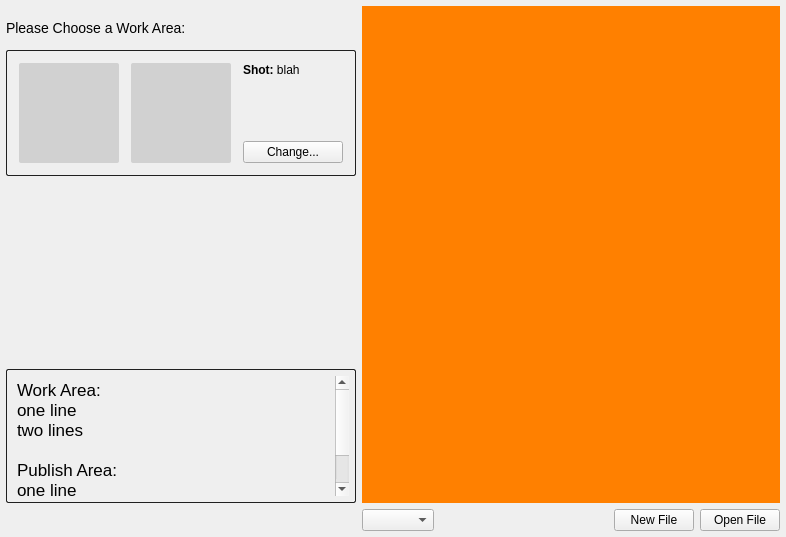
This is resources/work_files_form.ui in shotgunsoftware/tk-multi-workfiles2 as Qt 5 draws it before an edit. The edited form follows.
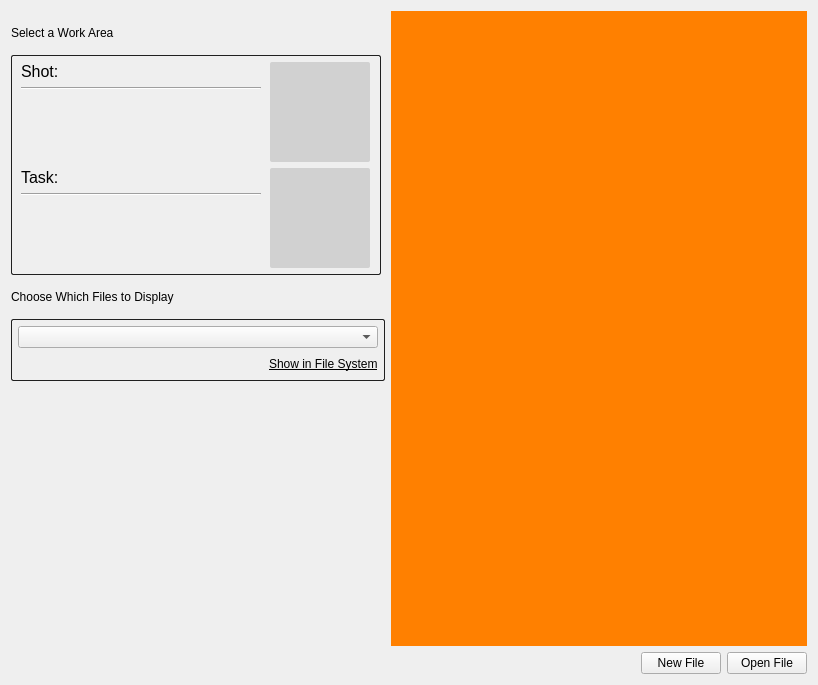
This is the edited form. Custom widgets are drawn as their Qt base class.

Commit message: #21237 - Updated Tank File Manager layout to be more intuitive

The edit to the form file:
```diff
--- a/resources/work_files_form.ui
+++ b/resources/work_files_form.ui
@@ -6,8 +6,8 @@
    <rect>
     <x>0</x>
     <y>0</y>
-    <width>786</width>
-    <height>537</height>
+    <width>818</width>
+    <height>685</height>
    </rect>
   </property>
   <property name="windowTitle">
@@ -16,12 +16,11 @@
   <property name="styleSheet">
    <string notr="true"/>
   </property>
-  <layout class="QGridLayout" name="gridLayout" rowstretch="1,0" columnstretch="0,1">
-   <property name="margin">
-    <number>6</number>
-   </property>
-   <item row="0" column="0">
-    <layout class="QVBoxLayout" name="verticalLayout_6" stretch="0,0,1,0">
+  <layout class="QVBoxLayout" name="verticalLayout_8">
+   <item>
+    <layout class="QHBoxLayout" name="horizontalLayout" stretch="0,1">
+     <item>
+      <layout class="QVBoxLayout" name="verticalLayout_6" stretch="0,0,0,0,1">
      <property name="spacing">
       <number>0</number>
      </property>
@@ -48,7 +47,7 @@
 }</string>
        </property>
        <property name="text">
-        <string>&lt;big&gt;Please Choose a Work Area:&lt;/big&gt;</string>
+          <string>Select a Work Area</string>
        </property>
        <property name="margin">
         <number>4</number>
@@ -56,9 +55,27 @@
       </widget>
      </item>
      <item>
-      <widget class="QFrame" name="change_work_area_frame">
+        <widget class="QFrame" name="work_area_frame">
+         <property name="minimumSize">
+          <size>
+           <width>370</width>
+           <height>0</height>
+          </size>
+         </property>
+         <property name="maximumSize">
+          <size>
+           <width>370</width>
+           <height>16777215</height>
+          </size>
+         </property>
+         <property name="cursor">
+          <cursorShape>PointingHandCursor</cursorShape>
+         </property>
+         <property name="toolTip">
+          <string>Click to Change Work Area...</string>
+         </property>
        <property name="styleSheet">
-        <string notr="true">#change_work_area_frame {
+          <string notr="true">#work_area_frame {
 border-style: solid;
 border-radius: 2px;
 border-width: 1px;
@@ -72,11 +89,93 @@
         <enum>QFrame::Raised</enum>
        </property>
        <layout class="QHBoxLayout" name="horizontalLayout_3">
-        <property name="spacing">
-         <number>12</number>
-        </property>
+          <property name="margin">
+           <number>6</number>
+          </property>
+          <item>
+           <widget class="QStackedWidget" name="entity_pages">
+            <property name="styleSheet">
+             <string notr="true"/>
+            </property>
+            <property name="currentIndex">
+             <number>0</number>
+            </property>
+            <widget class="QWidget" name="entity_page">
+             <layout class="QVBoxLayout" name="verticalLayout_5">
         <property name="margin">
-         <number>12</number>
+               <number>0</number>
+              </property>
+              <item>
+               <layout class="QHBoxLayout" name="horizontalLayout_4" stretch="1,0">
+                <item>
+                 <layout class="QVBoxLayout" name="verticalLayout_3" stretch="0,0,1">
+                  <property name="spacing">
+                   <number>6</number>
+                  </property>
+                  <item>
+                   <widget class="QLabel" name="entity_label">
+                    <property name="maximumSize">
+                     <size>
+                      <width>16777215</width>
+                      <height>16777215</height>
+                     </size>
+                    </property>
+                    <property name="styleSheet">
+                     <string notr="true">#entity_label {
+font-size: 12pt
+}</string>
+                    </property>
+                    <property name="text">
+                     <string>Shot:</string>
+                    </property>
+                   </widget>
+                  </item>
+                  <item>
+                   <widget class="Line" name="entity_line">
+                    <property name="orientation">
+                     <enum>Qt::Horizontal</enum>
+                    </property>
+                   </widget>
+                  </item>
+                  <item>
+                   <widget class="QLabel" name="entity_description">
+                    <property name="sizePolicy">
+                     <sizepolicy hsizetype="Preferred" vsizetype="Expanding">
+                      <horstretch>0</horstretch>
+                      <verstretch>0</verstretch>
+                     </sizepolicy>
+                    </property>
+                    <property name="maximumSize">
+                     <size>
+                      <width>240</width>
+                      <height>16777215</height>
+                     </size>
+                    </property>
+                    <property name="styleSheet">
+                     <string notr="true">#entity_description {
+font-size: 9pt
+}</string>
+                    </property>
+                    <property name="text">
+                     <string/>
+                    </property>
+                    <property name="alignment">
+                     <set>Qt::AlignLeading|Qt::AlignLeft|Qt::AlignTop</set>
+                    </property>
+                    <property name="wordWrap">
+                     <bool>true</bool>
+                    </property>
+                    <property name="textInteractionFlags">
+                     <set>Qt::NoTextInteraction</set>
+                    </property>
+                   </widget>
+                  </item>
+                 </layout>
+                </item>
+                <item>
+                 <layout class="QVBoxLayout" name="verticalLayout_4">
+                  <property name="spacing">
+                   <number>0</number>
         </property>
         <item>
          <widget class="QLabel" name="entity_thumbnail">
@@ -110,6 +209,106 @@
          </widget>
         </item>
         <item>
+                   <spacer name="verticalSpacer_3">
+                    <property name="orientation">
+                     <enum>Qt::Vertical</enum>
+                    </property>
+                    <property name="sizeHint" stdset="0">
+                     <size>
+                      <width>20</width>
+                      <height>0</height>
+                     </size>
+                    </property>
+                   </spacer>
+                  </item>
+                 </layout>
+                </item>
+               </layout>
+              </item>
+              <item>
+               <widget class="QStackedWidget" name="task_pages">
+                <property name="lineWidth">
+                 <number>0</number>
+                </property>
+                <property name="currentIndex">
+                 <number>0</number>
+                </property>
+                <widget class="QWidget" name="task_page">
+                 <layout class="QHBoxLayout" name="horizontalLayout_5" stretch="1,0">
+                  <property name="margin">
+                   <number>0</number>
+                  </property>
+                  <item>
+                   <layout class="QVBoxLayout" name="verticalLayout_2" stretch="0,0,1">
+                    <property name="spacing">
+                     <number>6</number>
+                    </property>
+                    <item>
+                     <widget class="QLabel" name="task_label">
+                      <property name="maximumSize">
+                       <size>
+                        <width>16777215</width>
+                        <height>16777215</height>
+                       </size>
+                      </property>
+                      <property name="styleSheet">
+                       <string notr="true">#task_label {
+font-size: 12pt
+}</string>
+                      </property>
+                      <property name="text">
+                       <string>Task:</string>
+                      </property>
+                     </widget>
+                    </item>
+                    <item>
+                     <widget class="Line" name="task_line">
+                      <property name="orientation">
+                       <enum>Qt::Horizontal</enum>
+                      </property>
+                     </widget>
+                    </item>
+                    <item>
+                     <widget class="QLabel" name="task_details">
+                      <property name="sizePolicy">
+                       <sizepolicy hsizetype="Preferred" vsizetype="Expanding">
+                        <horstretch>0</horstretch>
+                        <verstretch>0</verstretch>
+                       </sizepolicy>
+                      </property>
+                      <property name="maximumSize">
+                       <size>
+                        <width>240</width>
+                        <height>16777215</height>
+                       </size>
+                      </property>
+                      <property name="styleSheet">
+                       <string notr="true">#task_details {
+font-size: 9pt
+}</string>
+                      </property>
+                      <property name="text">
+                       <string/>
+                      </property>
+                      <property name="alignment">
+                       <set>Qt::AlignLeading|Qt::AlignLeft|Qt::AlignTop</set>
+                      </property>
+                      <property name="wordWrap">
+                       <bool>true</bool>
+                      </property>
+                      <property name="textInteractionFlags">
+                       <set>Qt::NoTextInteraction</set>
+                      </property>
+                     </widget>
+                    </item>
+                   </layout>
+                  </item>
+                  <item>
+                   <layout class="QVBoxLayout" name="verticalLayout_7">
+                    <property name="spacing">
+                     <number>0</number>
+                    </property>
+                    <item>
          <widget class="QLabel" name="task_thumbnail">
           <property name="minimumSize">
            <size>
@@ -147,43 +346,160 @@
          </widget>
         </item>
         <item>
+                     <spacer name="verticalSpacer_4">
+                      <property name="orientation">
+                       <enum>Qt::Vertical</enum>
+                      </property>
+                      <property name="sizeHint" stdset="0">
+                       <size>
+                        <width>20</width>
+                        <height>0</height>
+                       </size>
+                      </property>
+                     </spacer>
+                    </item>
+                   </layout>
+                  </item>
+                 </layout>
+                </widget>
+                <widget class="QWidget" name="no_task_page">
+                 <layout class="QHBoxLayout" name="horizontalLayout_6">
+                  <property name="margin">
+                   <number>0</number>
+                  </property>
+                  <item>
+                   <widget class="QLabel" name="no_task_label">
+                    <property name="styleSheet">
+                     <string notr="true">#no_task_label {
+font-size: 14pt;
+border-style: dashed;
+border-width: 2px;
+border-radius: 3px;
+}</string>
+                    </property>
+                    <property name="text">
+                     <string>Click to Select a Task</string>
+                    </property>
+                    <property name="alignment">
+                     <set>Qt::AlignCenter</set>
+                    </property>
+                   </widget>
+                  </item>
+                 </layout>
+                </widget>
+               </widget>
+              </item>
+             </layout>
+            </widget>
+            <widget class="QWidget" name="no_entity_page">
+             <layout class="QHBoxLayout" name="horizontalLayout_7">
+              <property name="margin">
+               <number>0</number>
+              </property>
+              <item>
+               <widget class="QLabel" name="no_entity_label">
+                <property name="styleSheet">
+                 <string notr="true">#no_entity_label {
+font-size: 14pt;
+border-style: dashed;
+border-width: 2px;
+border-radius: 3px;
+}</string>
+                </property>
+                <property name="text">
+                 <string>Click to Select a Work Area</string>
+                </property>
+                <property name="alignment">
+                 <set>Qt::AlignCenter</set>
+                </property>
+               </widget>
+              </item>
+             </layout>
+            </widget>
+           </widget>
+          </item>
+         </layout>
+        </widget>
+       </item>
+       <item>
+        <widget class="QLabel" name="items_title_label_3">
+         <property name="minimumSize">
+          <size>
+           <width>0</width>
+           <height>44</height>
+          </size>
+         </property>
+         <property name="styleSheet">
+          <string notr="true">#items_title_label {
+font-size: 14pt
+}</string>
+         </property>
+         <property name="text">
+          <string>Choose Which Files to Display</string>
+         </property>
+         <property name="margin">
+          <number>4</number>
+         </property>
+        </widget>
+       </item>
+       <item>
+        <widget class="QFrame" name="files_filter_frame">
+         <property name="styleSheet">
+          <string notr="true">#files_filter_frame {
+border-style: solid;
+border-radius: 2px;
+border-width: 1px;
+border-color: rgb(32,32,32);
+}</string>
+         </property>
+         <property name="frameShape">
+          <enum>QFrame::StyledPanel</enum>
+         </property>
+         <property name="frameShadow">
+          <enum>QFrame::Raised</enum>
+         </property>
          <layout class="QVBoxLayout" name="verticalLayout">
+          <property name="margin">
+           <number>6</number>
+          </property>
           <item>
-           <widget class="QLabel" name="entity_details">
-            <property name="text">
-             <string>&lt;b&gt;Shot:&lt;/b&gt; blah</string>
-            </property>
-            <property name="alignment">
-             <set>Qt::AlignLeading|Qt::AlignLeft|Qt::AlignTop</set>
-            </property>
-            <property name="wordWrap">
-             <bool>true</bool>
+           <widget class="QComboBox" name="filter_combo">
+            <property name="minimumSize">
+             <size>
+              <width>360</width>
+              <height>0</height>
+             </size>
             </property>
            </widget>
           </item>
           <item>
-           <spacer name="verticalSpacer_2">
+           <layout class="QHBoxLayout" name="horizontalLayout_8">
+            <item>
+             <spacer name="horizontalSpacer_2">
             <property name="orientation">
-             <enum>Qt::Vertical</enum>
+               <enum>Qt::Horizontal</enum>
             </property>
             <property name="sizeHint" stdset="0">
              <size>
-              <width>20</width>
-              <height>0</height>
+                <width>40</width>
+                <height>20</height>
              </size>
             </property>
            </spacer>
           </item>
           <item>
-           <widget class="QPushButton" name="change_work_area_btn">
-            <property name="minimumSize">
-             <size>
-              <width>100</width>
-              <height>0</height>
-             </size>
+             <widget class="QLabel" name="show_in_fs_label">
+              <property name="cursor">
+               <cursorShape>PointingHandCursor</cursorShape>
             </property>
             <property name="text">
-             <string>Change...</string>
+               <string>&lt;html&gt;&lt;head/&gt;&lt;body&gt;&lt;p&gt;&lt;span style=&quot; text-decoration: underline;&quot;&gt;Show in File System&lt;/span&gt;&lt;/p&gt;&lt;/body&gt;&lt;/html&gt;</string>
+              </property>
+              <property name="alignment">
+               <set>Qt::AlignLeading|Qt::AlignLeft|Qt::AlignVCenter</set>
+              </property>
+              <property name="textInteractionFlags">
+               <set>Qt::NoTextInteraction</set>
             </property>
            </widget>
           </item>
@@ -205,97 +521,9 @@
        </property>
       </spacer>
      </item>
-     <item>
-      <widget class="QFrame" name="work_area_frame">
-       <property name="styleSheet">
-        <string notr="true">#work_area_frame {
-border-style: solid;
-border-radius: 2px;
-border-width: 1px;
-border-color: rgb(32,32,32);
-}</string>
-       </property>
-       <property name="frameShape">
-        <enum>QFrame::StyledPanel</enum>
-       </property>
-       <property name="frameShadow">
-        <enum>QFrame::Raised</enum>
-       </property>
-       <layout class="QVBoxLayout" name="verticalLayout_7" stretch="1">
-        <property name="margin">
-         <number>6</number>
-        </property>
-        <item>
-         <widget class="QTextEdit" name="work_area_details">
-          <property name="enabled">
-           <bool>true</bool>
-          </property>
-          <property name="sizePolicy">
-           <sizepolicy hsizetype="Expanding" vsizetype="Expanding">
-            <horstretch>0</horstretch>
-            <verstretch>0</verstretch>
-           </sizepolicy>
-          </property>
-          <property name="minimumSize">
-           <size>
-            <width>0</width>
-            <height>0</height>
-           </size>
-          </property>
-          <property name="maximumSize">
-           <size>
-            <width>16777215</width>
-            <height>120</height>
-           </size>
-          </property>
-          <property name="styleSheet">
-           <string notr="true">QTextEdit {
-background-color: rgb(0,0,0,0)
-}</string>
-          </property>
-          <property name="frameShape">
-           <enum>QFrame::NoFrame</enum>
-          </property>
-          <property name="frameShadow">
-           <enum>QFrame::Plain</enum>
-          </property>
-          <property name="lineWidth">
-           <number>0</number>
-          </property>
-          <property name="verticalScrollBarPolicy">
-           <enum>Qt::ScrollBarAsNeeded</enum>
-          </property>
-          <property name="horizontalScrollBarPolicy">
-           <enum>Qt::ScrollBarAlwaysOff</enum>
-          </property>
-          <property name="readOnly">
-           <bool>true</bool>
-          </property>
-          <property name="html">
-           <string>&lt;!DOCTYPE HTML PUBLIC &quot;-//W3C//DTD HTML 4.0//EN&quot; &quot;http://www.w3.org/TR/REC-html40/strict.dtd&quot;&gt;
-&lt;html&gt;&lt;head&gt;&lt;meta name=&quot;qrichtext&quot; content=&quot;1&quot; /&gt;&lt;style type=&quot;text/css&quot;&gt;
-p, li { white-space: pre-wrap; }
-&lt;/style&gt;&lt;/head&gt;&lt;body style=&quot; font-family:'Lucida Grande'; font-size:13pt; font-weight:400; font-style:normal;&quot;&gt;
-&lt;p style=&quot; margin-top:0px; margin-bottom:0px; margin-left:0px; margin-right:0px; -qt-block-indent:0; text-indent:0px;&quot;&gt;Work Area:&lt;/p&gt;
-&lt;p style=&quot; margin-top:0px; margin-bottom:0px; margin-left:0px; margin-right:0px; -qt-block-indent:0; text-indent:0px;&quot;&gt;one line&lt;/p&gt;
-&lt;p style=&quot; margin-top:0px; margin-bottom:0px; margin-left:0px; margin-right:0px; -qt-block-indent:0; text-indent:0px;&quot;&gt;two lines&lt;/p&gt;
-&lt;p style=&quot;-qt-paragraph-type:empty; margin-top:0px; margin-bottom:0px; margin-left:0px; margin-right:0px; -qt-block-indent:0; text-indent:0px;&quot;&gt;&lt;br /&gt;&lt;/p&gt;
-&lt;p style=&quot; margin-top:0px; margin-bottom:0px; margin-left:0px; margin-right:0px; -qt-block-indent:0; text-indent:0px;&quot;&gt;Publish Area:&lt;/p&gt;
-&lt;p style=&quot; margin-top:0px; margin-bottom:0px; margin-left:0px; margin-right:0px; -qt-block-indent:0; text-indent:0px;&quot;&gt;one line&lt;/p&gt;
-&lt;p style=&quot; margin-top:0px; margin-bottom:0px; margin-left:0px; margin-right:0px; -qt-block-indent:0; text-indent:0px;&quot;&gt;two lines&lt;/p&gt;
-&lt;p style=&quot;-qt-paragraph-type:empty; margin-top:0px; margin-bottom:0px; margin-left:0px; margin-right:0px; -qt-block-indent:0; text-indent:0px;&quot;&gt;&lt;br /&gt;&lt;/p&gt;&lt;/body&gt;&lt;/html&gt;</string>
-          </property>
-          <property name="acceptRichText">
-           <bool>true</bool>
-          </property>
-         </widget>
-        </item>
-       </layout>
-      </widget>
+      </layout>
      </item>
-    </layout>
-   </item>
-   <item row="0" column="1">
+     <item>
     <widget class="FileListView" name="file_list" native="true">
      <property name="styleSheet">
       <string notr="true">#file_list {
@@ -304,15 +532,10 @@
      </property>
     </widget>
    </item>
-   <item row="1" column="1">
+    </layout>
+   </item>
+   <item>
     <layout class="QHBoxLayout" name="horizontalLayout_2">
-     <item>
-      <widget class="QComboBox" name="filter_combo">
-       <property name="sizeAdjustPolicy">
-        <enum>QComboBox::AdjustToContents</enum>
-       </property>
-      </widget>
-     </item>
      <item>
       <spacer name="horizontalSpacer">
        <property name="orientation">
```
Left out of the diff: 1 changed line with no effect on the pictures. Lines whose indentation alone changed are shown as unchanged. The commit also changes 3 other files.
